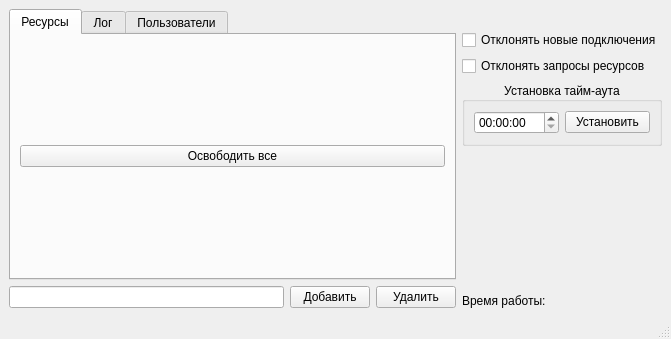
Before: the Qt Designer form mainwindow.ui in touch-my-tralala/test_server, drawn with Qt 5.
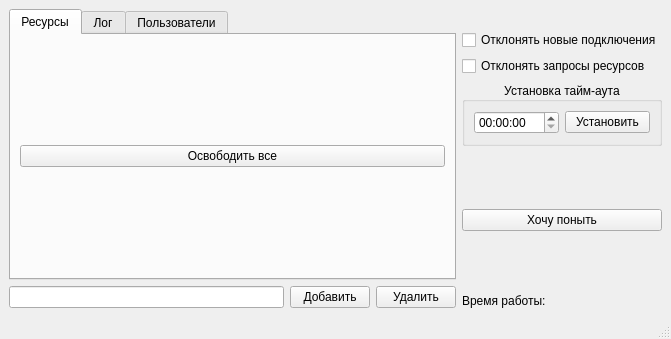
After: the same form once the commit is applied. The open tabs and pages were chosen to show the change.

Diff of the .ui file:
```diff
--- a/mainwindow.ui
+++ b/mainwindow.ui
@@ -160,6 +160,29 @@
         </item>
        </layout>
       </item>
+      <item>
+       <spacer name="verticalSpacer_3">
+        <property name="orientation">
+         <enum>Qt::Vertical</enum>
+        </property>
+        <property name="sizeHint" stdset="0">
+         <size>
+          <width>20</width>
+          <height>40</height>
+         </size>
+        </property>
+       </spacer>
+      </item>
+      <item>
+       <widget class="QPushButton" name="pushButton">
+        <property name="toolTip">
+         <string>Нашел баг/недоработку</string>
+        </property>
+        <property name="text">
+         <string>Хочу поныть</string>
+        </property>
+       </widget>
+      </item>
       <item>
        <spacer name="verticalSpacer">
         <property name="orientation">
```
Left out of the diff: 2 changed lines with no effect on the pictures.
